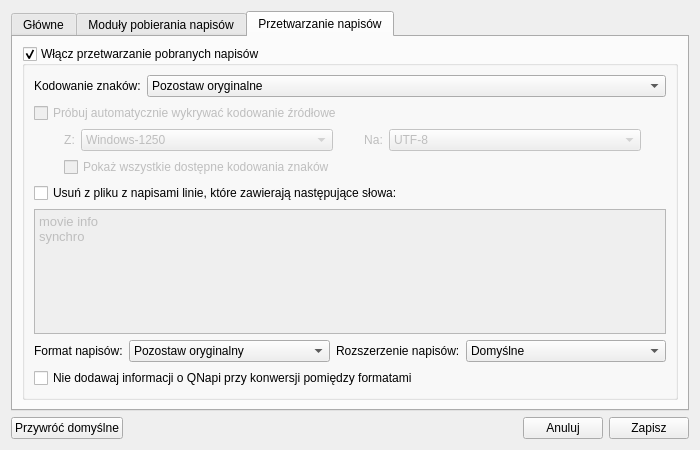
Before: the Qt Designer form gui/ui/frmoptions.ui in QNapi/qnapi, drawn with Qt 5.
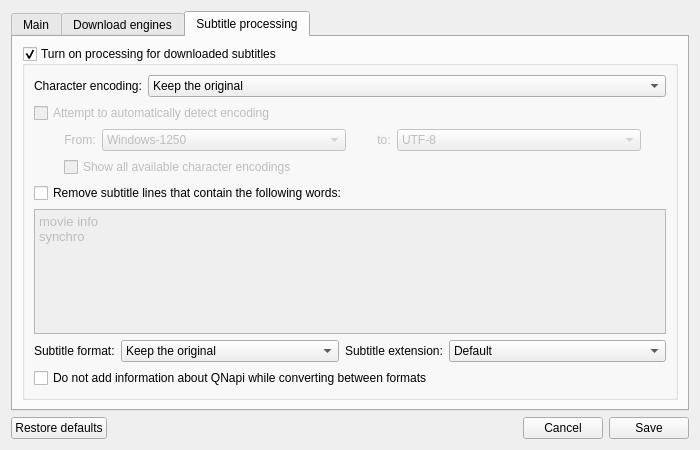
After: the same form once the commit is applied. The open tabs and pages were chosen to show the change. Icons and pictures are not drawn.

The edit to the form file:
```diff
--- a/gui/ui/frmoptions.ui
+++ b/gui/ui/frmoptions.ui
@@ -25,7 +25,7 @@
      </property>
      <widget class="QWidget" name="tabGeneral">
       <attribute name="title">
-       <string>Główne</string>
+       <string>Main</string>
       </attribute>
       <layout class="QGridLayout" name="gridLayout">
        <item row="0" column="3">
@@ -220,7 +220,7 @@
      </widget>
      <widget class="QWidget" name="tabDownloadEngines">
       <attribute name="title">
-       <string>Moduły pobierania napisów</string>
+       <string>Download engines</string>
       </attribute>
       <layout class="QGridLayout" name="gridLayout_2">
        <item row="0" column="0">
@@ -385,13 +385,13 @@
      </widget>
      <widget class="QWidget" name="tabPostProcessing">
       <attribute name="title">
-       <string>Przetwarzanie napisów</string>
+       <string>Subtitle processing</string>
       </attribute>
       <layout class="QGridLayout" name="gridLayout_3">
        <item row="0" column="0">
         <widget class="QGroupBox" name="gbPpEnable">
          <property name="title">
-          <string>Włącz przetwarzanie pobranych napisów</string>
+          <string>Turn on processing for downloaded subtitles</string>
          </property>
          <property name="checkable">
           <bool>true</bool>
@@ -405,7 +405,7 @@
             <item>
              <widget class="QLabel" name="lbEncoding">
               <property name="text">
-               <string>Kodowanie znaków:</string>
+               <string>Character encoding:</string>
               </property>
              </widget>
             </item>
@@ -419,7 +419,7 @@
               </property>
               <item>
                <property name="text">
-                <string>Pozostaw oryginalne</string>
+                <string>Keep the original</string>
                </property>
               </item>
               <item>
@@ -466,7 +466,7 @@
                </sizepolicy>
               </property>
               <property name="text">
-               <string>Z:</string>
+               <string>From:</string>
               </property>
               <property name="alignment">
                <set>Qt::AlignCenter</set>
@@ -519,7 +519,7 @@
                </sizepolicy>
               </property>
               <property name="text">
-               <string>Na:</string>
+               <string>to:</string>
               </property>
               <property name="alignment">
                <set>Qt::AlignCenter</set>
@@ -589,7 +589,7 @@
                <bool>false</bool>
               </property>
               <property name="text">
-               <string>Pokaż wszystkie dostępne kodowania znaków</string>
+               <string>Show all available character encodings</string>
               </property>
              </widget>
             </item>
@@ -616,7 +616,7 @@
           <item row="6" column="0">
            <widget class="QLabel" name="lbSubFormat">
             <property name="text">
-             <string>Format napisów:</string>
+             <string>Subtitle format:</string>
             </property>
            </widget>
           </item>
@@ -630,7 +630,7 @@
             </property>
             <item>
              <property name="text">
-              <string>Pozostaw oryginalny</string>
+              <string>Keep the original</string>
              </property>
             </item>
            </widget>
@@ -638,7 +638,7 @@
           <item row="6" column="2">
            <widget class="QLabel" name="lbSubExtension">
             <property name="text">
-             <string>Rozszerzenie napisów:</string>
+             <string>Subtitle extension:</string>
             </property>
            </widget>
           </item>
@@ -652,7 +652,7 @@
             </property>
             <item>
              <property name="text">
-              <string>Domyślne</string>
+              <string>Default</string>
              </property>
             </item>
             <item>
@@ -678,7 +678,7 @@
              <bool>true</bool>
             </property>
             <property name="text">
-             <string>Nie dodawaj informacji o QNapi przy konwersji pomiędzy formatami</string>
+             <string>Do not add information about QNapi while converting between formats</string>
             </property>
            </widget>
           </item>
@@ -688,7 +688,7 @@
              <bool>false</bool>
             </property>
             <property name="text">
-             <string>Próbuj automatycznie wykrywać kodowanie źródłowe</string>
+             <string>Attempt to automatically detect encoding</string>
             </property>
             <property name="checked">
              <bool>false</bool>
@@ -698,7 +698,7 @@
           <item row="4" column="0" colspan="4">
            <widget class="QCheckBox" name="cbRemoveLines">
             <property name="text">
-             <string>Usuń z pliku z napisami linie, które zawierają następujące słowa:</string>
+             <string>Remove subtitle lines that contain the following words:</string>
             </property>
            </widget>
           </item>
@@ -722,7 +722,7 @@
      <item>
       <widget class="QPushButton" name="pbRestoreDefaults">
        <property name="text">
-        <string>Przywróć domyślne</string>
+        <string>Restore defaults</string>
        </property>
       </widget>
      </item>
@@ -742,14 +742,14 @@
      <item>
       <widget class="QPushButton" name="pbCancel">
        <property name="text">
-        <string>Anuluj</string>
+        <string>Cancel</string>
        </property>
       </widget>
      </item>
      <item>
       <widget class="QPushButton" name="pbSave">
        <property name="text">
-        <string>Zapisz</string>
+        <string>Save</string>
        </property>
       </widget>
      </item>
```
Left out of the diff: 50 changed lines with no effect on the pictures.
